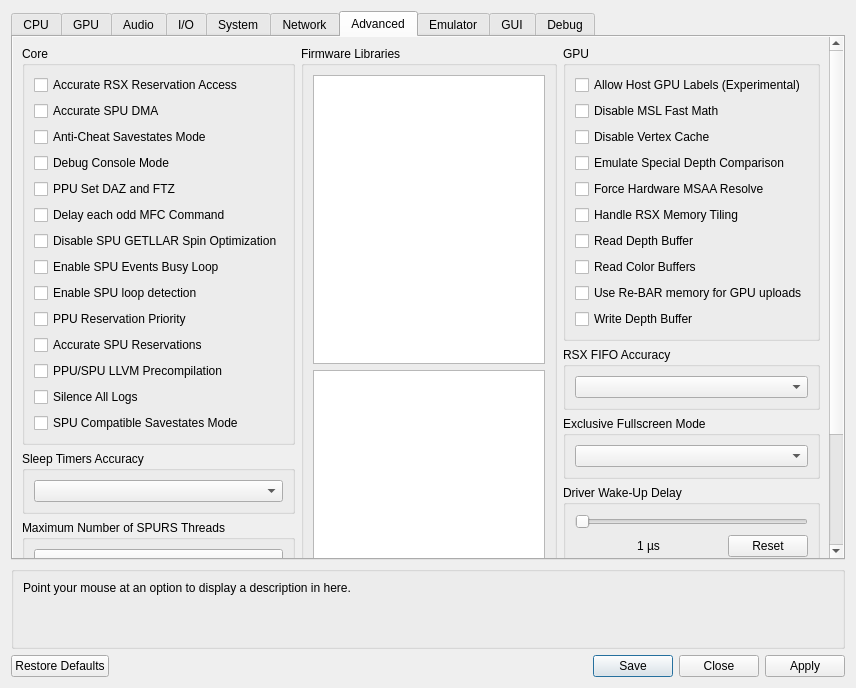
Old version of the form rpcs3/rpcs3qt/settings_dialog.ui in the repository RPCS3/rpcs3.
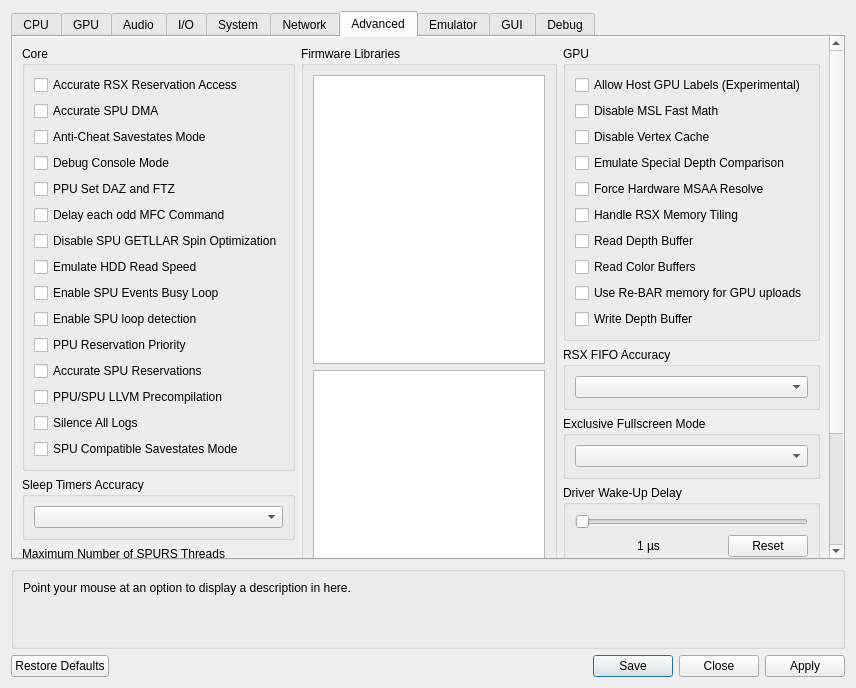
New version of the form. The open tabs and pages were chosen to show the change. Icons and pictures are not drawn. Custom widgets are drawn as their Qt base class.

Diff of the .ui file:
```diff
--- a/rpcs3/rpcs3qt/settings_dialog.ui
+++ b/rpcs3/rpcs3qt/settings_dialog.ui
@@ -2551,6 +2551,13 @@
                     </property>
                    </widget>
                   </item>
+                  <item>
+                   <widget class="QCheckBox" name="emulateHddSpeed">
+                    <property name="text">
+                     <string>Emulate HDD Read Speed</string>
+                    </property>
+                   </widget>
+                  </item>
                   <item>
                    <widget class="QCheckBox" name="enableSpuEventsBusyLoop">
                     <property name="text">
```
